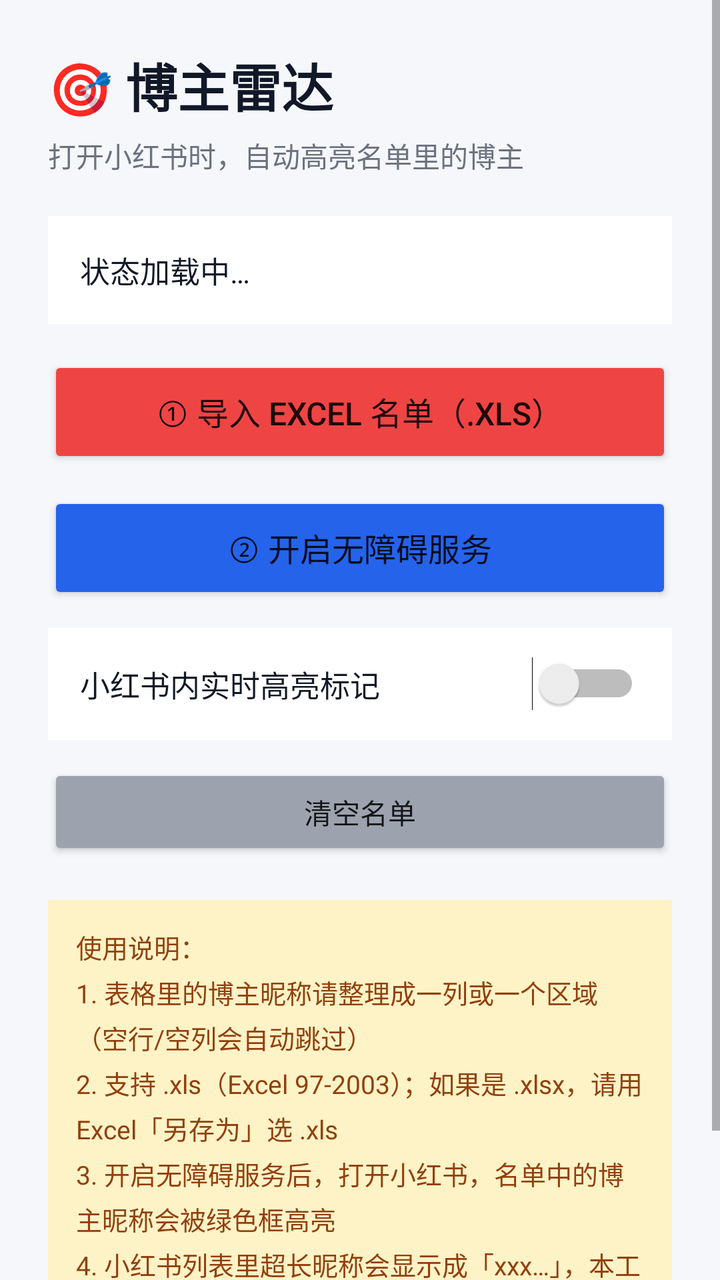
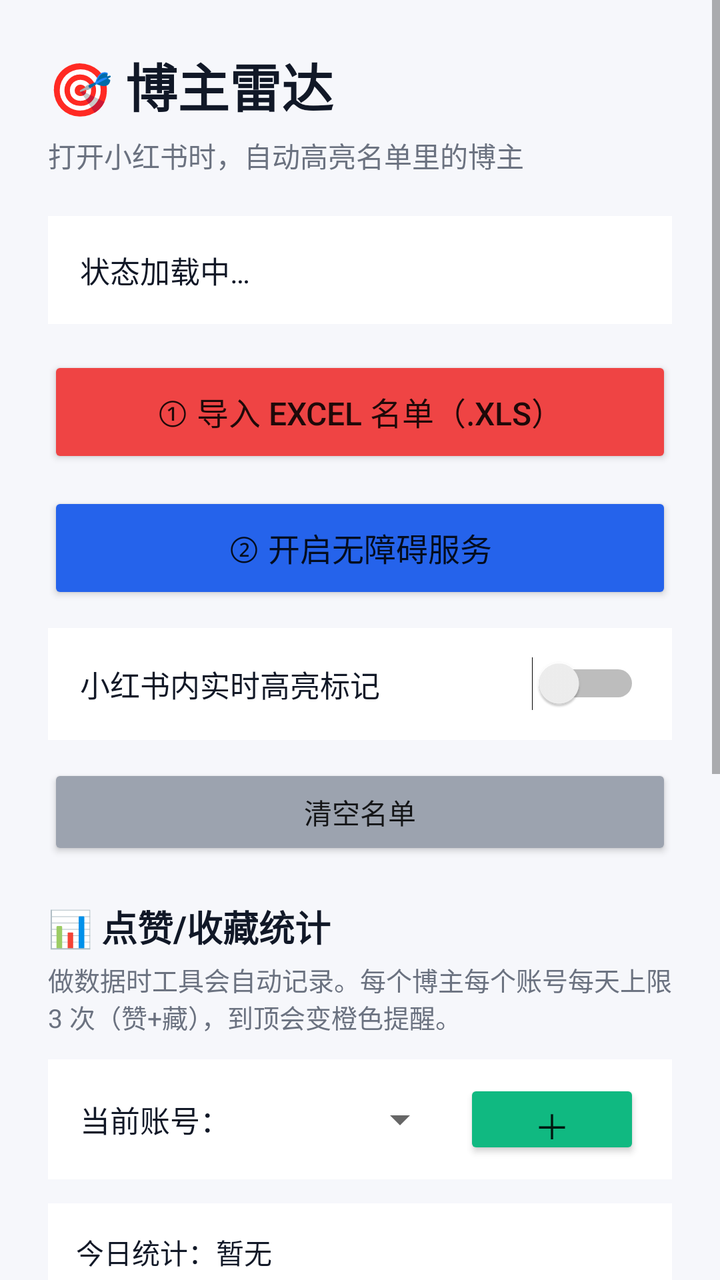

An Android layout rendered at two revisions. The XML below is the earlier revision; the diff shows what the commit changed to produce the second picture.
<!-- AndroidManifest.xml: application theme Theme.App -->
<!-- res/layout/activity_main.xml -->
<?xml version="1.0" encoding="utf-8"?>
<ScrollView xmlns:android="http://schemas.android.com/apk/res/android"
    android:layout_width="match_parent"
    android:layout_height="match_parent"
    android:background="#F6F7FB">

    <LinearLayout
        android:layout_width="match_parent"
        android:layout_height="wrap_content"
        android:orientation="vertical"
        android:padding="24dp">

        <TextView
            android:layout_width="wrap_content"
            android:layout_height="wrap_content"
            android:text="🎯 博主雷达"
            android:textColor="#111827"
            android:textSize="26sp"
            android:textStyle="bold" />

        <TextView
            android:layout_width="wrap_content"
            android:layout_height="wrap_content"
            android:layout_marginTop="6dp"
            android:text="打开小红书时，自动高亮名单里的博主"
            android:textColor="#6B7280"
            android:textSize="14sp" />

        <TextView
            android:id="@+id/tvStatus"
            android:layout_width="match_parent"
            android:layout_height="wrap_content"
            android:layout_marginTop="20dp"
            android:background="#FFFFFF"
            android:padding="16dp"
            android:text="状态加载中…"
            android:textColor="#111827"
            android:textSize="15sp" />

        <Button
            android:id="@+id/btnImport"
            android:layout_width="match_parent"
            android:layout_height="56dp"
            android:layout_marginTop="16dp"
            android:backgroundTint="#EF4444"
            android:text="① 导入 Excel 名单（.xls）"
            android:textSize="16sp" />

        <Button
            android:id="@+id/btnAccessibility"
            android:layout_width="match_parent"
            android:layout_height="56dp"
            android:layout_marginTop="12dp"
            android:backgroundTint="#2563EB"
            android:text="② 开启无障碍服务"
            android:textSize="16sp" />

        <LinearLayout
            android:layout_width="match_parent"
            android:layout_height="56dp"
            android:layout_marginTop="12dp"
            android:background="#FFFFFF"
            android:gravity="center_vertical"
            android:orientation="horizontal"
            android:paddingStart="16dp"
            android:paddingEnd="16dp">

            <TextView
                android:layout_width="0dp"
                android:layout_height="wrap_content"
                android:layout_weight="1"
                android:text="小红书内实时高亮标记"
                android:textColor="#111827"
                android:textSize="15sp" />

            <Switch
                android:id="@+id/swEnabled"
                android:layout_width="wrap_content"
                android:layout_height="wrap_content" />
        </LinearLayout>

        <Button
            android:id="@+id/btnClear"
            android:layout_width="match_parent"
            android:layout_height="48dp"
            android:layout_marginTop="12dp"
            android:backgroundTint="#9CA3AF"
            android:text="清空名单"
            android:textSize="14sp" />

        <TextView
            android:layout_width="match_parent"
            android:layout_height="wrap_content"
            android:layout_marginTop="20dp"
            android:background="#FEF3C7"
            android:lineSpacingExtra="4dp"
            android:padding="14dp"
            android:text="使用说明：\n1. 表格里的博主昵称请整理成一列或一个区域（空行/空列会自动跳过）\n2. 支持 .xls（Excel 97-2003）；如果是 .xlsx，请用 Excel「另存为」选 .xls\n3. 开启无障碍服务后，打开小红书，名单中的博主昵称会被绿色框高亮\n4. 小红书列表里超长昵称会显示成「xxx…」，本工具已做模糊匹配\n5. 所有数据仅保存在手机本地，不会联网上传"
            android:textColor="#92400E"
            android:textSize="13sp" />
    </LinearLayout>
</ScrollView>
<!-- resources referenced by this layout -->
<resources>
  <style name="Theme.App" parent="Theme.AppCompat.DayNight.NoActionBar" />
</resources>

<!-- the commit's change to res/layout/activity_main.xml (unified diff, before → after) -->
@@ -92,10 +92,84 @@
             android:layout_width="match_parent"
             android:layout_height="wrap_content"
             android:layout_marginTop="20dp"
+            android:text="📊 点赞/收藏统计"
+            android:textColor="#111827"
+            android:textSize="18sp"
+            android:textStyle="bold" />
+
+        <TextView
+            android:layout_width="match_parent"
+            android:layout_height="wrap_content"
+            android:layout_marginTop="4dp"
+            android:text="做数据时工具会自动记录。每个博主每个账号每天上限 3 次（赞+藏），到顶会变橙色提醒。"
+            android:textColor="#6B7280"
+            android:textSize="13sp" />
+
+        <LinearLayout
+            android:layout_width="match_parent"
+            android:layout_height="wrap_content"
+            android:layout_marginTop="12dp"
+            android:background="#FFFFFF"
+            android:gravity="center_vertical"
+            android:orientation="horizontal"
+            android:paddingStart="16dp"
+            android:paddingEnd="16dp"
+            android:paddingTop="10dp"
+            android:paddingBottom="10dp">
+
+            <TextView
+                android:layout_width="wrap_content"
+                android:layout_height="wrap_content"
+                android:text="当前账号："
+                android:textColor="#111827"
+                android:textSize="15sp" />
+
+            <Spinner
+                android:id="@+id/spinnerAccount"
+                android:layout_width="0dp"
+                android:layout_height="wrap_content"
+                android:layout_marginStart="8dp"
+                android:layout_weight="1" />
+
+            <Button
+                android:id="@+id/btnAddAccount"
+                android:layout_width="wrap_content"
+                android:layout_height="40dp"
+                android:layout_marginStart="8dp"
+                android:backgroundTint="#10B981"
+                android:text="＋"
+                android:textSize="18sp" />
+        </LinearLayout>
+
+        <TextView
+            android:id="@+id/tvToday"
+            android:layout_width="match_parent"
+            android:layout_height="wrap_content"
+            android:layout_marginTop="12dp"
+            android:background="#FFFFFF"
+            android:lineSpacingExtra="4dp"
+            android:padding="14dp"
+            android:text="今日统计：暂无"
+            android:textColor="#111827"
+            android:textSize="14sp" />
+
+        <Button
+            android:id="@+id/btnExport"
+            android:layout_width="match_parent"
+            android:layout_height="56dp"
+            android:layout_marginTop="12dp"
+            android:backgroundTint="#7C3AED"
+            android:text="③ 导出 Excel（博主×账号×日期）"
+            android:textSize="16sp" />
+
+        <TextView
+            android:layout_width="match_parent"
+            android:layout_height="wrap_content"
+            android:layout_marginTop="20dp"
             android:background="#FEF3C7"
             android:lineSpacingExtra="4dp"
             android:padding="14dp"
-            android:text="使用说明：\n1. 表格里的博主昵称请整理成一列或一个区域（空行/空列会自动跳过）\n2. 支持 .xls（Excel 97-2003）；如果是 .xlsx，请用 Excel「另存为」选 .xls\n3. 开启无障碍服务后，打开小红书，名单中的博主昵称会被绿色框高亮\n4. 小红书列表里超长昵称会显示成「xxx…」，本工具已做模糊匹配\n5. 所有数据仅保存在手机本地，不会联网上传"
+            android:text="使用说明：\n1. 表格里的博主昵称请整理成一列或一个区域（空行/空列会自动跳过）\n2. 支持 .xls（Excel 97-2003）；如果是 .xlsx，请用 Excel「另存为」选 .xls\n3. 开启无障碍服务后，打开小红书，名单中的博主昵称会被绿色框高亮\n4. 小红书列表里超长昵称会显示成「xxx…」，本工具已做模糊匹配\n5. 切号做数据前，先在上方把「当前账号」切到正在用的号\n6. 所有数据仅保存在手机本地，不会联网上传"
             android:textColor="#92400E"
             android:textSize="13sp" />
     </LinearLayout>
